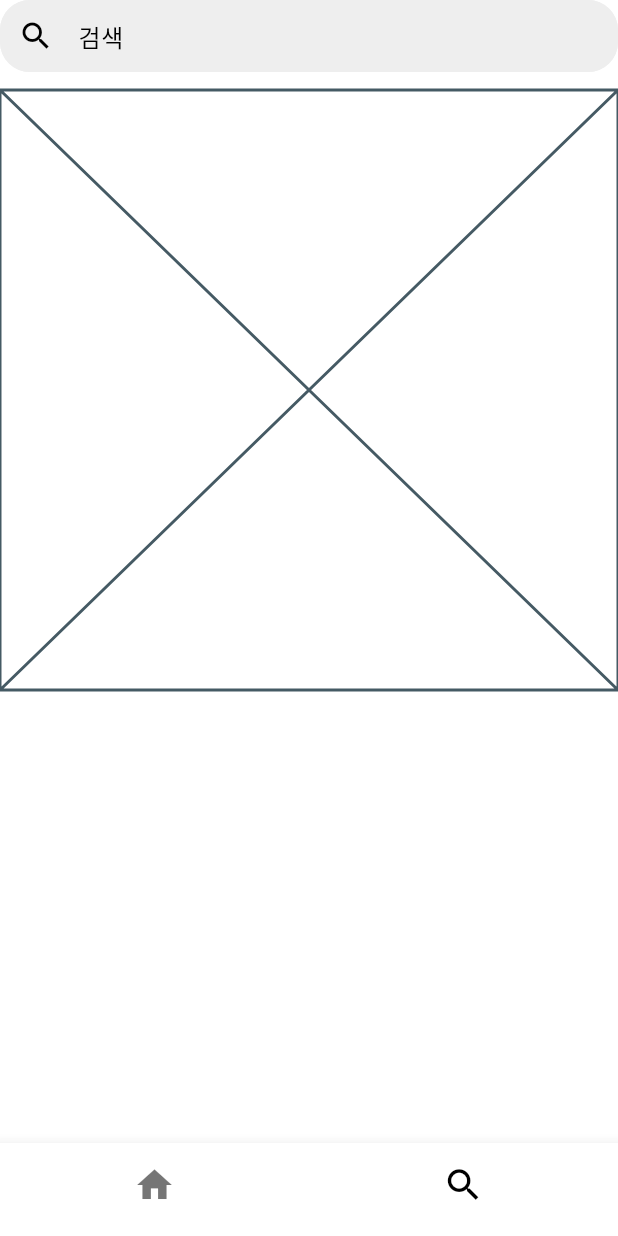
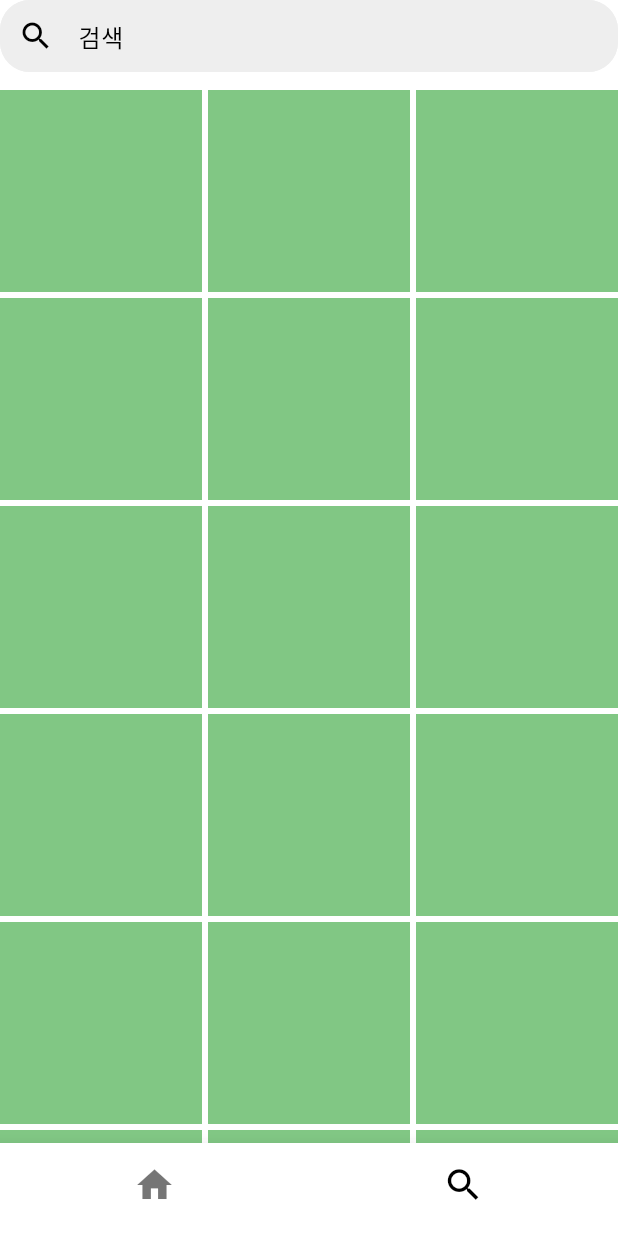
Before and after one commit to JangWoojun/instagram_ui, a Flutter app: the screen it shows after launch, item 2 of the bottom bar chosen, on a phone screen of 412 x 824 dp. Run offline on Flutter 3.47's test engine with Material 2 defaults, Android fonts, the phone set to English and light mode, and no system bars; our stand-ins replace google_fonts.

Commit message:
feat: SearchGrid 완료

```diff
--- a/lib/screen/search_screen.dart
+++ b/lib/screen/search_screen.dart
@@ -47,11 +47,21 @@ class SearchTextBar extends StatelessWidget {
   }
 }
 
+final gridItemList = List.generate(30, (index) => Colors.green.shade300);
+
 class SearchGrid extends StatelessWidget {
   const SearchGrid({super.key});
 
   @override
   Widget build(BuildContext context) {
-    return const Placeholder();
+    return GridView.count(
+      padding: EdgeInsets.zero,
+      mainAxisSpacing: 4,
+      crossAxisSpacing: 4,
+      shrinkWrap: true,
+      crossAxisCount: 3,
+      physics: const NeverScrollableScrollPhysics(),
+      children: gridItemList.map((color) => Container(color: color,)).toList(),
+    );
   }
 }
```
